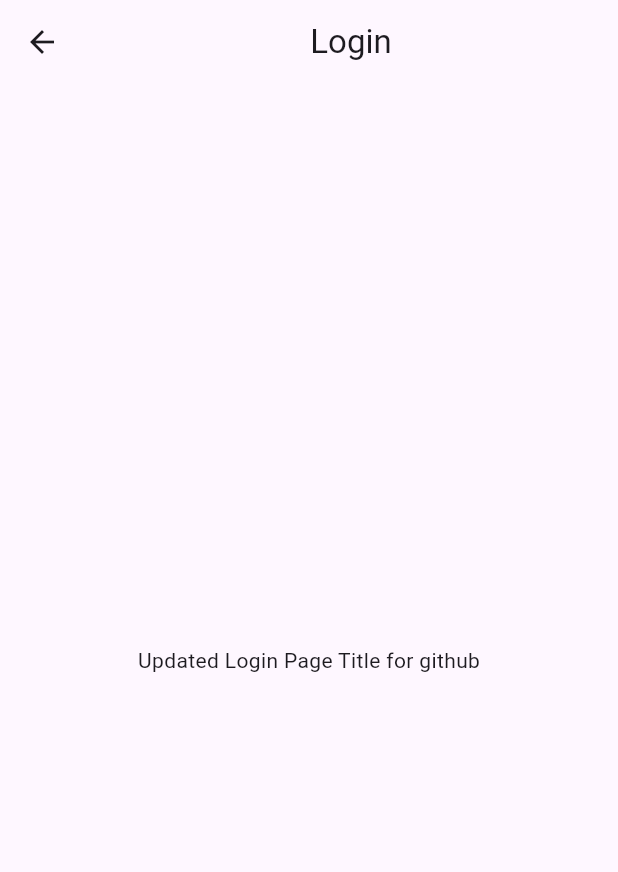
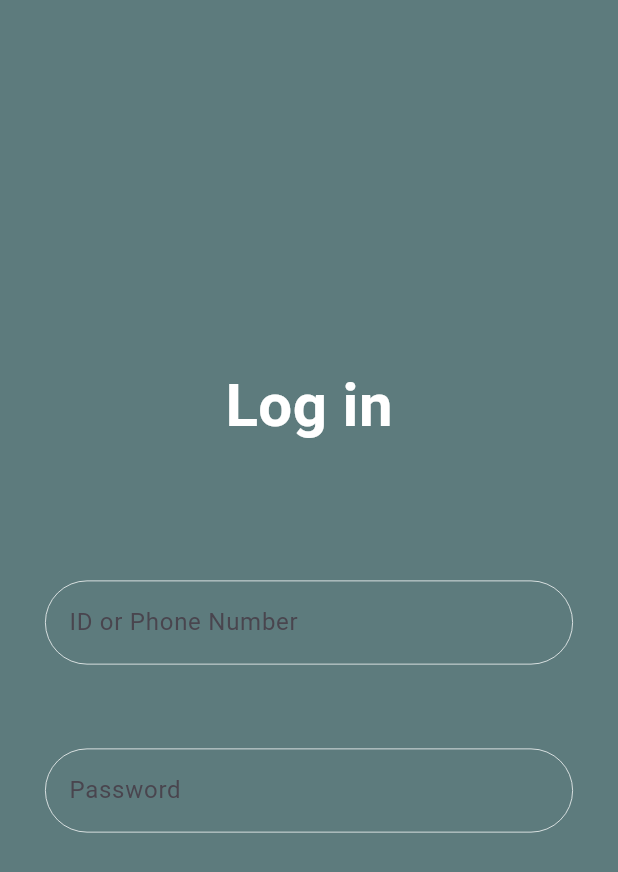
Before and after one commit to MostafaM117/Iaems_app, a Flutter app: the LoginPage screen opened directly, on a phone screen of 412 x 824 dp. Shown: the top 872 px of the screen. Run offline on Flutter 3.47's test engine with Material 3 defaults, Android fonts, the phone set to English and light mode, and no system bars; missing offline and left inert: swipeable_button_flutter.

Commit message:
Welcome and login updates

```diff
--- a/lib/login_page.dart
+++ b/lib/login_page.dart
@@ -11,11 +11,43 @@ class _LoginPageState extends State<LoginPage> {
   @override
   Widget build(BuildContext context) {
     return Scaffold(
-      appBar: AppBar(
-        title: const Center(child: Text('Login')),
-      ),
-      body: const Center(
-        child: Text('Updated Login Page Title for github'),
+      backgroundColor: Color(0xFF5D7B7D),
+      body: Padding(
+        padding: const EdgeInsets.all(22.0),
+        child: Column(
+          children: [
+            SizedBox(
+              height: 220,
+            ),
+            Text("Log in", style: TextStyle(fontWeight: FontWeight.bold, fontSize: 40, color: Colors.white),),
+            SizedBox(height: 80,),
+            Padding(
+              padding: const EdgeInsets.all(8.0),
+              child: TextField(
+                decoration: InputDecoration(
+                  hintText: 'ID or Phone Number',
+                  enabledBorder: OutlineInputBorder(
+                    borderSide: BorderSide(color: Colors.white, width: 0.5),
+                    borderRadius: BorderRadius.circular(30),
+                  ),
+                ),
+              ),
+            ),
+            SizedBox(height: 40,),
+            Padding(
+              padding: const EdgeInsets.all(8.0),
+              child: TextField(
+                decoration: InputDecoration(
+                  hintText: 'Password',
+                  enabledBorder: OutlineInputBorder(
+                    borderSide: BorderSide(color: Colors.white, width: 0.5),
+                    borderRadius: BorderRadius.circular(30),
+                  ),
+                ),
+              ),
+            )
+          ],
+        ),
       ),
     );
   }
--- a/lib/main.dart
+++ b/lib/main.dart
@@ -1,5 +1,6 @@
 import 'package:flutter/material.dart';
 import 'package:iaems_app/login_page.dart';
+import 'package:iaems_app/welcome_page.dart';
 
 void main() {
   runApp(const MyApp());
@@ -17,7 +18,7 @@ class MyApp extends StatelessWidget {
         colorScheme: ColorScheme.fromSeed(seedColor: Colors.deepPurple),
         useMaterial3: true,
       ),
-      home: const LoginPage(),
+      home: const WelcomePage(),
     );
   }
 }
```
Also changed, not shown: 6 other files.
